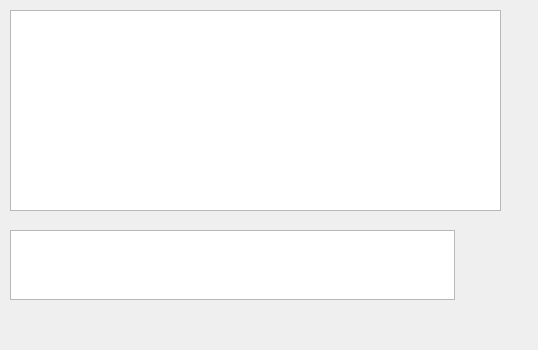
The window that src/desktop/GuiChat.ui (hwgao/beebeep) describes before a commit, drawn with Qt 5.
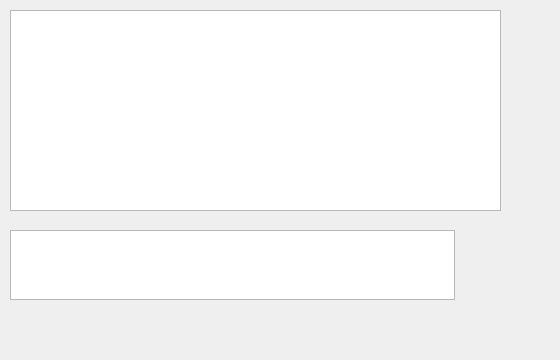
The same window after the commit. Icons and pictures are not drawn. Custom widgets are drawn as their Qt base class.

```diff
--- a/src/desktop/GuiChat.ui
+++ b/src/desktop/GuiChat.ui
@@ -6,8 +6,8 @@
    <rect>
     <x>0</x>
     <y>0</y>
-    <width>538</width>
-    <height>350</height>
+    <width>560</width>
+    <height>360</height>
    </rect>
   </property>
   <property name="sizePolicy">
```
